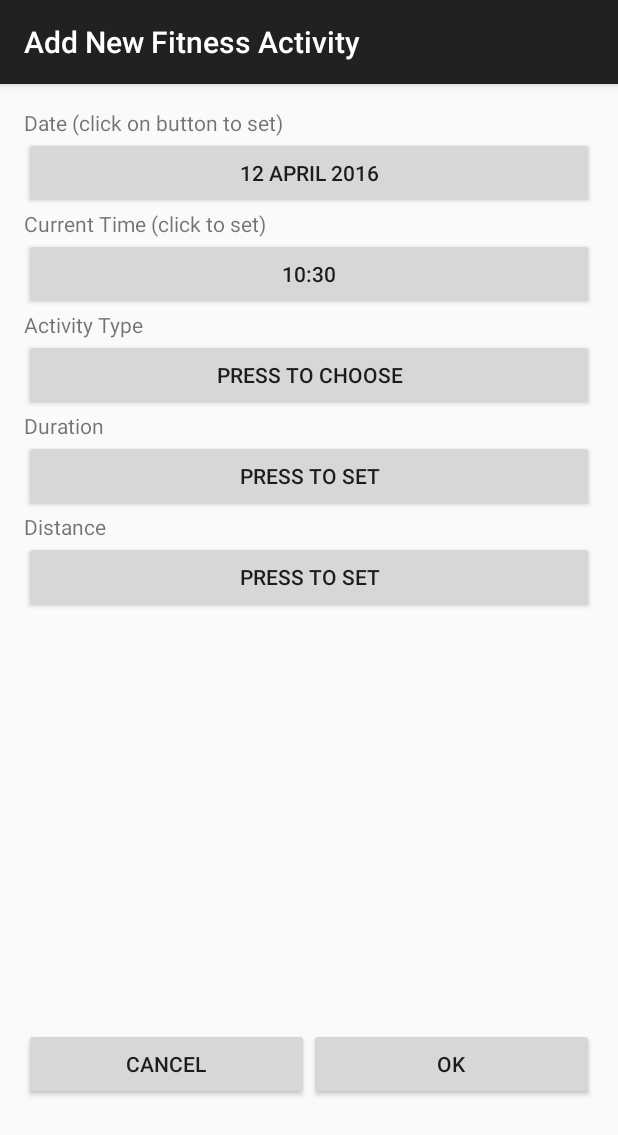
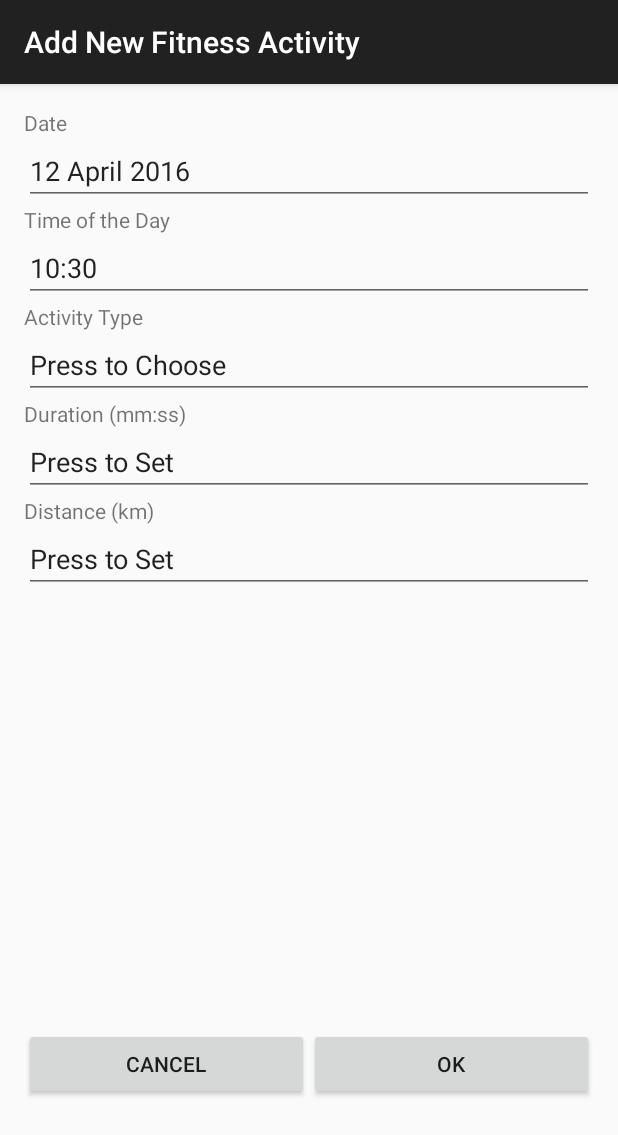
Before and after one commit to punishermalade/FitnessTracker, an Android app: the AddNewFitnessActivity screen opened directly, with no data from a screen before it, on a phone screen of 412 x 824 dp. Shown: the top 1135 px of the screen. Run offline under Robolectric (Android 15) with nearby library versions, the phone set to English and light mode, and no system bars.

Commit message:
changed the add new activity screen to display edit text instead of button

```diff
--- a/app/src/main/java/com/punisher/fitnesstracker/AddNewFitnessActivity.java
+++ b/app/src/main/java/com/punisher/fitnesstracker/AddNewFitnessActivity.java
@@ -11,6 +11,7 @@ import android.widget.Button;
 import android.app.Dialog;
 import android.app.DatePickerDialog;
 import android.widget.DatePicker;
+import android.widget.EditText;
 import android.widget.TimePicker;
 import android.widget.Toast;
 
@@ -19,6 +20,7 @@ import com.punisher.fitnesstracker.dialog.ActivityDurationFragment;
 import com.punisher.fitnesstracker.dialog.ActivityTypeDialog;
 import com.punisher.fitnesstracker.dto.FitnessActivity;
 import com.punisher.fitnesstracker.util.DistanceUtil;
+import com.punisher.fitnesstracker.util.FormatUtil;
 import com.punisher.fitnesstracker.util.TimeUtil;
 import com.punisher.fitnesstracker.validator.FitnessValidator;
 
@@ -44,12 +46,12 @@ public class AddNewFitnessActivity extends AppCompatActivity implements
     private Calendar _currentCalendar = null;
     private SimpleDateFormat _dateFormat = null;
     private SimpleDateFormat _timeFormat = null;
-    private Button _btnSetDate = null;
+    private EditText _btnSetDate = null;
     private Date _currentDate = null;
-    private Button _btnSetTime = null;
-    private Button _btnSetActivityType = null;
-    private Button _btnSetDuration = null;
-    private Button _btnSetDistance = null;
+    private EditText _btnSetTime = null;
+    private EditText _btnSetActivityType = null;
+    private EditText _btnSetDuration = null;
+    private EditText _btnSetDistance = null;
     private Button _btnCancel = null;
     private Button _btnOk = null;
 
@@ -72,7 +74,7 @@ public class AddNewFitnessActivity extends AppCompatActivity implements
         Log.i("fitness", "Timezone default: " + _currentCalendar.getTimeZone().getDisplayName());
 
         // set the date button and text with the date
-        _btnSetDate = (Button)findViewById(R.id.txt_add_date);
+        _btnSetDate = (EditText)findViewById(R.id.txt_add_date);
         _btnSetDate.setText(_dateFormat.format(_currentDate));
         _btnSetDate.setOnClickListener(new View.OnClickListener() {
             @Override
@@ -82,7 +84,7 @@ public class AddNewFitnessActivity extends AppCompatActivity implements
         });
 
         // set the time button and text with the current time
-        _btnSetTime = (Button)findViewById(R.id.txt_add_time);
+        _btnSetTime = (EditText)findViewById(R.id.txt_add_time);
         _btnSetTime.setText(_timeFormat.format(_currentDate));
         _btnSetTime.setOnClickListener(new View.OnClickListener() {
             @Override
@@ -91,7 +93,7 @@ public class AddNewFitnessActivity extends AppCompatActivity implements
             }
         });
 
-        _btnSetActivityType = (Button)findViewById(R.id.btn_add_act_type);
+        _btnSetActivityType = (EditText)findViewById(R.id.btn_add_act_type);
         _btnSetActivityType.setOnClickListener(new View.OnClickListener() {
             @Override
             public void onClick(View v) {
@@ -99,7 +101,7 @@ public class AddNewFitnessActivity extends AppCompatActivity implements
             }
         });
 
-        _btnSetDuration = (Button)findViewById(R.id.btn_add_act_duration);
+        _btnSetDuration = (EditText)findViewById(R.id.btn_add_act_duration);
         _btnSetDuration.setOnClickListener(new View.OnClickListener() {
             @Override
             public void onClick(View v) {
@@ -107,7 +109,7 @@ public class AddNewFitnessActivity extends AppCompatActivity implements
             }
         });
 
-        _btnSetDistance = (Button)findViewById(R.id.btn_add_act_distance);
+        _btnSetDistance = (EditText)findViewById(R.id.btn_add_act_distance);
         _btnSetDistance.setOnClickListener(new View.OnClickListener() {
             @Override
             public void onClick(View v) {
@@ -252,15 +254,19 @@ public class AddNewFitnessActivity extends AppCompatActivity implements
 
     @Override
     public void onActivityDurationSet(int h1, int m1, int m2, int s1, int s2) {
-        _btnSetDuration.setText(String.valueOf(TimeUtil.getSecondsFromPicker(h1, m1, m2, s1, s2)) + " SECONDS");
+
+        int seconds = TimeUtil.getSecondsFromPicker(h1, m1, m2, s1, s2);
+        _btnSetDuration.setText(FormatUtil.formatDuration(seconds));
 
         // adding to the FitnessActivity
-        _currentFitness.setDuration(TimeUtil.getSecondsFromPicker(h1, m1, m2, s1, s2));
+        _currentFitness.setDuration(seconds);
     }
 
     @Override
     public void onActivityDistanceSet(int k1, int k2, int m1, int m2, int m3) {
-        _btnSetDistance.setText(String.valueOf(DistanceUtil.getMeters(k1, k2, m1, m2, m3)) + " METERS");
+
+        int distance = DistanceUtil.getMeters(k1, k2, m1, m2, m3);
+        _btnSetDistance.setText(FormatUtil.getDistance(distance));
 
         // adding to the FitnessActivity
         _currentFitness.setDistance(DistanceUtil.getMeters(k1, k2, m1, m2, m3));
--- a/app/src/main/res/layout/activity_add_new_fitness.xml
+++ b/app/src/main/res/layout/activity_add_new_fitness.xml
@@ -23,11 +23,12 @@
             android:id="@+id/lbl_add_date"
             android:text="@string/lbl_add_date"/>
 
-        <Button
+        <EditText
             android:layout_width="fill_parent"
             android:layout_height="wrap_content"
             android:layout_below="@+id/lbl_add_date"
             android:id="@+id/txt_add_date"
+            android:focusable="false"
             android:text="@string/btn_set"/>
 
         <TextView
@@ -37,11 +38,12 @@
             android:id="@+id/lbl_add_time"
             android:text="@string/lbl_add_time"/>
 
-        <Button
+        <EditText
             android:layout_width="fill_parent"
             android:layout_height="wrap_content"
             android:layout_below="@+id/lbl_add_time"
             android:id="@+id/txt_add_time"
+            android:focusable="false"
             android:text="@string/btn_set"/>
 
         <TextView
@@ -51,11 +53,12 @@
             android:id="@+id/lbl_add_act_type"
             android:text="@string/lbl_add_act_type"/>
 
-        <Button
+        <EditText
             android:layout_width="fill_parent"
             android:layout_height="wrap_content"
             android:layout_below="@+id/lbl_add_act_type"
             android:id="@+id/btn_add_act_type"
+            android:focusable="false"
             android:text="@string/btn_choose"/>
 
         <TextView
@@ -65,11 +68,12 @@
             android:id="@+id/lbl_add_act_duration"
             android:text="@string/lbl_add_act_duration"/>
 
-        <Button
+        <EditText
             android:layout_width="fill_parent"
             android:layout_height="wrap_content"
             android:layout_below="@+id/lbl_add_act_duration"
             android:id="@+id/btn_add_act_duration"
+            android:focusable="false"
             android:text="@string/btn_set"/>
 
         <TextView
@@ -79,11 +83,12 @@
             android:id="@+id/lbl_add_act_distance"
             android:text="@string/lbl_add_act_distance"/>
 
-        <Button
+        <EditText
             android:layout_width="fill_parent"
             android:layout_height="wrap_content"
             android:layout_below="@+id/lbl_add_act_distance"
             android:id="@+id/btn_add_act_distance"
+            android:focusable="false"
             android:text="@string/btn_set"/>
     </LinearLayout>
 
--- a/app/src/main/res/values/strings.xml
+++ b/app/src/main/res/values/strings.xml
@@ -8,14 +8,14 @@
 
     <string name="btn_seeall_activity">See All Activities</string>
     <string name="btn_addfinish_activity">Add This Activity</string>
-    <string name="lbl_add_date">Date (click on button to set)</string>
-    <string name="lbl_add_time">Current Time (click to set)</string>
+    <string name="lbl_add_date">Date</string>
+    <string name="lbl_add_time">Time of the Day</string>
     <string name="lbl_add_act_type">Activity Type</string>
 
 
     <string name="act_type_dialog_title">Activity Type</string>
-    <string name="lbl_add_act_duration">Duration</string>
-    <string name="lbl_add_act_distance">Distance</string>
+    <string name="lbl_add_act_duration">Duration (mm:ss)</string>
+    <string name="lbl_add_act_distance">Distance (km)</string>
 
     <string name="btn_OK">OK</string>
     <string name="btn_cancel">Cancel</string>
```
